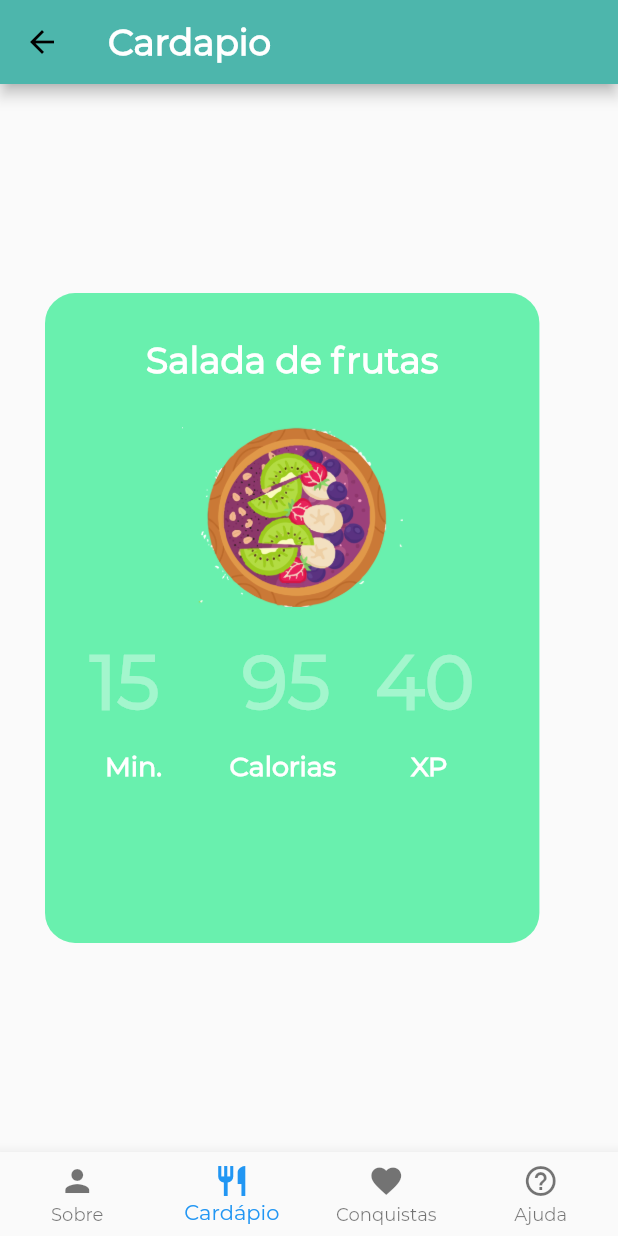
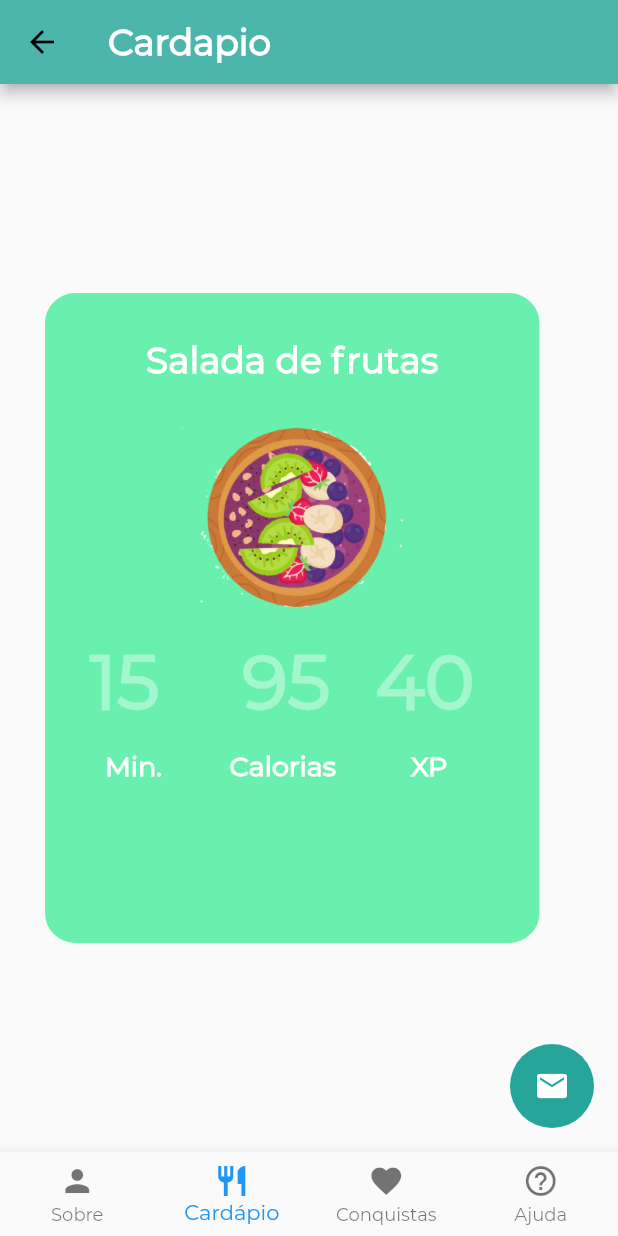
Before and after one commit to danipishinin/flutter-reeducacao-alimentar, a Flutter app: the MenuRodape screen opened directly, item 2 of the bottom bar chosen, on a phone screen of 412 x 824 dp. Run offline on Flutter 3.47's test engine with Material 2 defaults, Android fonts, the phone set to English and light mode, and no system bars; our stand-ins replace cloud_firestore; accounts and stored records are empty.

Commit message:
ajustes cards FAQ

```diff
--- a/lib/components/menuRodape.dart
+++ b/lib/components/menuRodape.dart
@@ -12,7 +12,12 @@ class MenuRodape extends StatefulWidget {
 class _MenuRodapeState extends State<MenuRodape> {
   int _currentIndex = 0;
 
-  List<String> titulo = ['Sobre', 'Cardapio', 'Conquistas', 'Ajuda'];
+  List<String> titulo = [
+    'Sobre',
+    'Cardapio',
+    'Conquistas',
+    'Dúvidas Frequentes'
+  ];
 
   Widget callPage(int currentIndex) {
     switch (currentIndex) {
@@ -67,6 +72,14 @@ class _MenuRodapeState extends State<MenuRodape> {
               title: Text('Ajuda'),
               backgroundColor: Colors.teal),
         ],
-        ));
+      ),
+      floatingActionButton: FloatingActionButton(
+        //foregroundColor: Colors.white,
+        backgroundColor: Colors.teal[400],
+        elevation: 0,
+        child: Icon(Icons.email),
+        onPressed: () {},
+      ),
+    );
   }
 }
```
Also changed, not shown: lib/screens/FAQ.dart (+18 -8 lines). Lines whose indentation alone changed are shown as unchanged.
